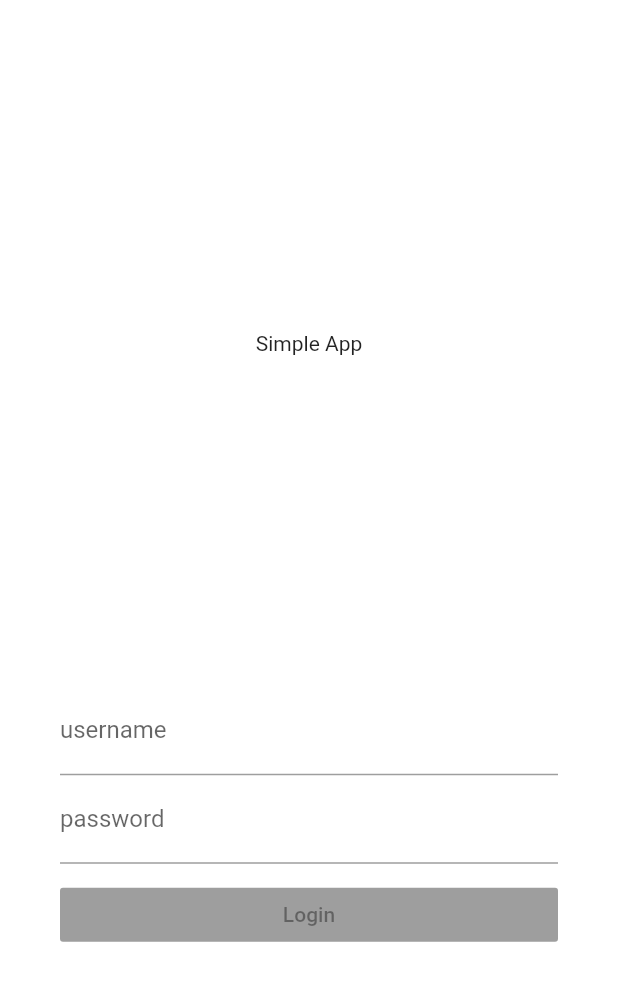
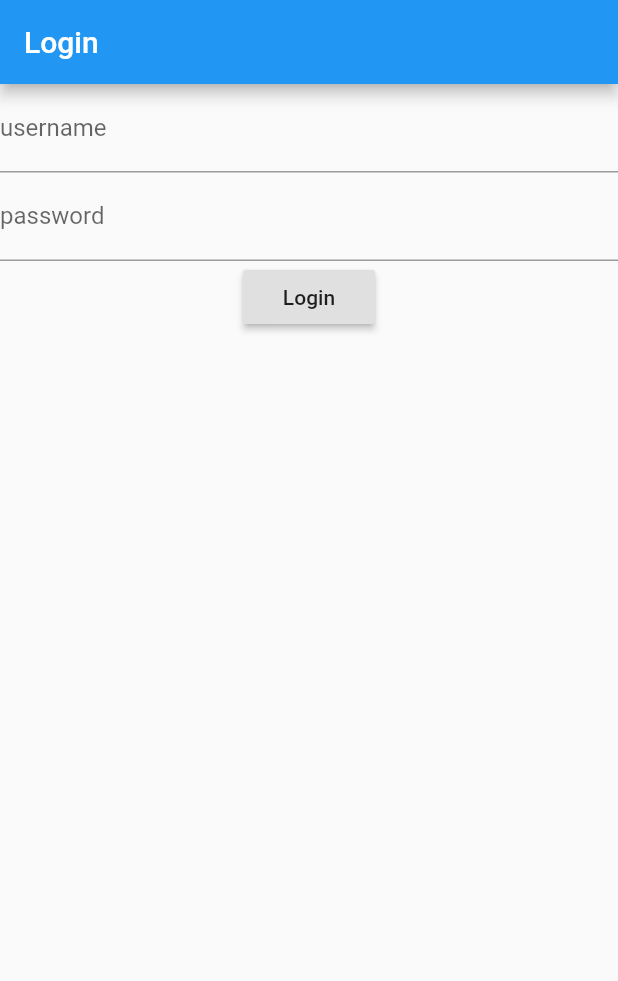
Before and after one commit to adisaptorenggo/login_app, a Flutter app: the screen it shows after launch, on a phone screen of 412 x 824 dp. Shown: the top 981 px of the screen. Run offline on Flutter 3.47's test engine with Material 2 defaults, Android fonts, the phone set to English and light mode, and no system bars; our stand-ins replace bloc, equatable, flutter_bloc, formz, lazy_load_scrollview, rxdart.

Commit message:
finishing code

```diff
--- a/lib/bloc/login/login_event.dart
+++ b/lib/bloc/login/login_event.dart
@@ -1,30 +1,55 @@
 part of 'login_bloc.dart';
 
-abstract class LoginEvent extends Equatable {
-  const LoginEvent();
+abstract class LoginEvent {}
+
+class LoginButtonPressed extends LoginEvent {
+  final String username;
+  final String password;
+
+  LoginButtonPressed({
+    @required this.username,
+    @required this.password,
+  });
 
   @override
-  List<Object> get props => [];
+  bool operator ==(Object other) =>
+      identical(this, other) ||
+      other is LoginButtonPressed &&
+          runtimeType == other.runtimeType &&
+          username == other.username &&
+          password == other.password;
+
+  @override
+  int get hashCode => username.hashCode ^ password.hashCode;
 }
 
-class LoginUsernameChanged extends LoginEvent {
-  const LoginUsernameChanged(this.username);
+class LoggedIn extends LoginEvent {}
 
-  final String username;
+// abstract class LoginEvent extends Equatable {
+//   const LoginEvent();
 
-  @override
-  List<Object> get props => [username];
-}
+//   @override
+//   List<Object> get props => [];
+// }
 
-class LoginPasswordChanged extends LoginEvent {
-  const LoginPasswordChanged(this.password);
+// class LoginUsernameChanged extends LoginEvent {
+//   const LoginUsernameChanged(this.username);
 
-  final String password;
+//   final String username;
 
-  @override
-  List<Object> get props => [password];
-}
+//   @override
+//   List<Object> get props => [username];
+// }
 
-class LoginSubmitted extends LoginEvent {
-  const LoginSubmitted();
-}
+// class LoginPasswordChanged extends LoginEvent {
+//   const LoginPasswordChanged(this.password);
+
+//   final String password;
+
+//   @override
+//   List<Object> get props => [password];
+// }
+
+// class LoginSubmitted extends LoginEvent {
+//   const LoginSubmitted();
+// }
--- a/lib/bloc/login/login_state.dart
+++ b/lib/bloc/login/login_state.dart
@@ -1,39 +1,55 @@
 part of 'login_bloc.dart';
 
-class LoginState extends Equatable {
+class LoginState {
+  final bool isLoading;
+  final bool isLoginButtonEnabled;
+  final String error;
+  final String token;
+
   const LoginState({
-    this.status = FormzStatus.pure,
-    this.username = const Username.pure(),
-    this.password = const Password.pure(),
+    @required this.isLoading,
+    @required this.isLoginButtonEnabled,
+    @required this.error,
+    @required this.token,
   });
 
-  final FormzStatus status;
-  final Username username;
-  final Password password;
+  factory LoginState.initial() {
+    return LoginState(
+      isLoading: false,
+      isLoginButtonEnabled: true,
+      error: '',
+      token: '',
+    );
+  }
 
-  LoginState copyWith({
-    FormzStatus status,
-    Username username,
-    Password password,
-  }) {
+  factory LoginState.loading() {
     return LoginState(
-      status: status ?? this.status,
-      username: username ?? this.username,
-      password: password ?? this.password,
+      isLoading: true,
+      isLoginButtonEnabled: false,
+      error: '',
+      token: '',
+    );
+  }
+
+  factory LoginState.failure(String error) {
+    return LoginState(
+      isLoading: false,
+      isLoginButtonEnabled: true,
+      error: error,
+      token: '',
+    );
+  }
+
+  factory LoginState.success(String token) {
+    return LoginState(
+      isLoading: false,
+      isLoginButtonEnabled: true,
+      error: '',
+      token: token,
     );
   }
 
   @override
-  List<Object> get props => [status, username, password];
+  String toString() =>
+      'LoginState { isLoading: $isLoading, isLoginButtonEnabled: $isLoginButtonEnabled, error: $error, token: $token }';
 }
-
-class LoginSuccessFullState extends LoginState {
-  final int login;
-
-  LoginSuccessFullState({@required this.login});
-  @override
-  List<Object> get props => [login];
-}
-
-class LoginFailedState extends LoginState {
-}
--- a/lib/main.dart
+++ b/lib/main.dart
@@ -19,15 +19,11 @@ class MyApp extends StatelessWidget {
     return MaterialApp(
       title: 'Flutter Demo',
       theme: ThemeData(
-
         primarySwatch: Colors.blue,
-
         visualDensity: VisualDensity.adaptivePlatformDensity,
       ),
-      home: BlocProvider(
-        create: (context) => LoginBloc(authenticationRepository: AuthenticationRepository()),
-        child: LoginScreen()
-      ),
+      home:
+          BlocProvider(create: (context) => LoginBloc(), child: LoginScreen()),
     );
   }
 }
--- a/lib/model/password_model.dart
+++ /dev/null
@@ -1,13 +0,0 @@
-import 'package:formz/formz.dart';
-
-enum PasswordValidationError { empty }
-
-class Password extends FormzInput<String, PasswordValidationError> {
-  const Password.pure() : super.pure('');
-  const Password.dirty([String value = '']) : super.dirty(value);
-
-  @override
-  PasswordValidationError validator(String value) {
-    return value?.isNotEmpty == true ? null : PasswordValidationError.empty;
-  }
-}
--- a/lib/model/username_model.dart
+++ /dev/null
@@ -1,13 +0,0 @@
-import 'package:formz/formz.dart';
-
-enum UsernameValidationError { empty }
-
-class Username extends FormzInput<String, UsernameValidationError> {
-  const Username.pure() : super.pure('');
-  const Username.dirty([String value = '']) : super.dirty(value);
-
-  @override
-  UsernameValidationError validator(String value) {
-    return value?.isNotEmpty == true ? null : UsernameValidationError.empty;
-  }
-}
--- a/lib/screens/login_screen.dart
+++ b/lib/screens/login_screen.dart
@@ -11,117 +11,119 @@ class LoginScreen extends StatefulWidget {
 }
 
 class _LoginScreenState extends State<LoginScreen> {
-
-  static const double _marginLogin = 40.0;
+  LoginBloc _bloc;
+  final _usernameController = TextEditingController();
+  final _passwordController = TextEditingController();
 
   @override
-  void dispose() {
-    super.dispose();
+  void initState() {
+    _bloc = BlocProvider.of<LoginBloc>(context);
+    super.initState();
   }
 
   @override
   Widget build(BuildContext context) {
-    return Scaffold(
-      resizeToAvoidBottomPadding: true,
-      body: GestureDetector(
-        onTap: (){
-          FocusScopeNode currentScope = FocusScope.of(context);
-          FocusScopeNode rootScope =
-              WidgetsBinding.instance.focusManager.rootScope;
-          if (currentScope != rootScope) {
-            currentScope.unfocus();
-          }
-          // FocusScope.of(context).requestFocus(FocusNode());
-        },
-        child: Material(
-          color: Colors.white,
-          child: ListView(
-            children: <Widget>[
-              Container(
-                height: MediaQuery.of(context).size.height/1.8,
-                child: Center(
-                  child: Column(
-                    mainAxisAlignment: MainAxisAlignment.center,
-                    children: <Widget>[
-                      Text('Simple App'),
-                    ],
-                  ),
-                ),
-              ),
-              Container(
-                margin: const EdgeInsets.only(left: _marginLogin, right: _marginLogin),
-                child: BlocBuilder<LoginBloc, LoginState>(
-                  buildWhen: (previous, current) => previous.username != current.username,
-                  builder: (context, state) {
-                    return TextField(
-                      key: const Key('loginForm_usernameInput_textField'),
-                      onChanged: (username) =>
-                          context.read<LoginBloc>().add(LoginUsernameChanged(username)),
-                      decoration: InputDecoration(
-                        labelText: 'username',
-                        errorText: state.username.invalid ? 'invalid username' : null,
-                      ),
+    return BlocBuilder<LoginBloc, LoginState>(
+      builder: (
+        BuildContext context,
+        LoginState loginState,
+      ) {
+        if (_loginSucceeded(loginState)) {
+          _bloc.add(LoggedIn());
+          _onWidgetDidBuild(() {
+            Navigator.of(context).pushReplacement(
+              MaterialPageRoute(
+                builder: (context) {
+                  return BlocProvider(
+                    create: (context) => ListUsersBloc(),
+                    child: HomeScreen(),
                   );
                 },
               ),
+            );
+          });
+        }
+
+        if (_loginFailed(loginState)) {
+          _onWidgetDidBuild(() {
+            showAlertDialog(context);
+          });
+        }
+
+        return Scaffold(
+          appBar: AppBar(
+            title: Text('Login'),
+          ),
+          body: _form(loginState),
+        );
+      },
+    );
+  }
+
+  showAlertDialog(BuildContext context) {
+    Widget okButton = FlatButton(
+      child: Text("OK"),
+      onPressed: () {
+        Navigator.pop(context);
+      },
+    );
+
+    AlertDialog alert = AlertDialog(
+      title: Text("Login Failed"),
+      content: Text("Authentication Failed"),
+      actions: [
+        okButton,
+      ],
+    );
+
+    showDialog(
+      context: context,
+      builder: (BuildContext context) {
+        return alert;
+      },
+    );
+  }
+
+  Widget _form(LoginState loginState) {
+    return Form(
+      child: Column(
+        children: [
+          TextFormField(
+            decoration: InputDecoration(labelText: 'username'),
+            controller: _usernameController,
+          ),
+          TextFormField(
+            decoration: InputDecoration(labelText: 'password'),
+            controller: _passwordController,
+            obscureText: true,
+          ),
+          RaisedButton(
+            onPressed:
+                loginState.isLoginButtonEnabled ? _onLoginButtonPressed : null,
+            child: Text('Login'),
           ),
           Container(
-                margin: const EdgeInsets.only(left: _marginLogin, right: _marginLogin),
-                child: BlocBuilder<LoginBloc, LoginState>(
-                  buildWhen: (previous, current) => previous.password != current.password,
-                  builder: (context, state) {
-                    return TextField(
-                      key: const Key('loginForm_passwordInput_textField'),
-                      onChanged: (password) =>
-                          context.read<LoginBloc>().add(LoginPasswordChanged(password)),
-                      obscureText: true,
-                      decoration: InputDecoration(
-                        labelText: 'password',
-                        errorText: state.password.invalid ? 'invalid password' : null,
+            child: loginState.isLoading ? CircularProgressIndicator() : null,
+          ),
+        ],
       ),
     );
-                  },
-                ),
-              ),
-              Container(
-                margin: EdgeInsets.only(top: 10.0),
-                child: Row(
-                  children: <Widget>[
-                    Expanded(
-                      child: Padding(
-                        padding: const EdgeInsets.only(left: _marginLogin, right: _marginLogin),
-                        child: BlocBuilder<LoginBloc, LoginState>(
-                          buildWhen: (previous, current) => previous.status != current.status,
-                          builder: (context, state) {
-                            return state.status.isSubmissionInProgress
-                                ? const CircularProgressIndicator()
-                                : RaisedButton(
-                              key: const Key('loginForm_continue_raisedButton'),
-                              child: const Text('Login'),
-                              onPressed: state.status.isValidated
-                                  ? ()
-                              {
-                                context.read<LoginBloc>().add(const LoginSubmitted());
-                                Navigator.push(
-                                    context,
-                                    MaterialPageRoute(
-                                        builder: (_) => BlocProvider(
-                                            create: (context) => ListUsersBloc(),
-                                            child: HomeScreen())));
   }
-                                  : null,
-                            );
-                          },
-                        ),
-                      ),
-                    )
-                  ],
-                ),
-              ),
 
-            ],
-          ),
-        ),
+  bool _loginSucceeded(LoginState state) => state.token.isNotEmpty;
+  bool _loginFailed(LoginState state) => state.error.isNotEmpty;
+
+  void _onWidgetDidBuild(Function callback) {
+    WidgetsBinding.instance.addPostFrameCallback((_) {
+      callback();
+    });
+  }
+
+  _onLoginButtonPressed() {
+    _bloc.add(
+      LoginButtonPressed(
+        username: _usernameController.text,
+        password: _passwordController.text,
       ),
     );
   }
```
Also changed, not shown: lib/bloc/login/login_bloc.dart (+29 -74 lines), lib/repository/authentication_repository.dart (+14 -42 lines), lib/repository/message_authentication.dart (renamed from lib/bloc/message.dart), 1 other file. Lines whose indentation alone changed are shown as unchanged.
